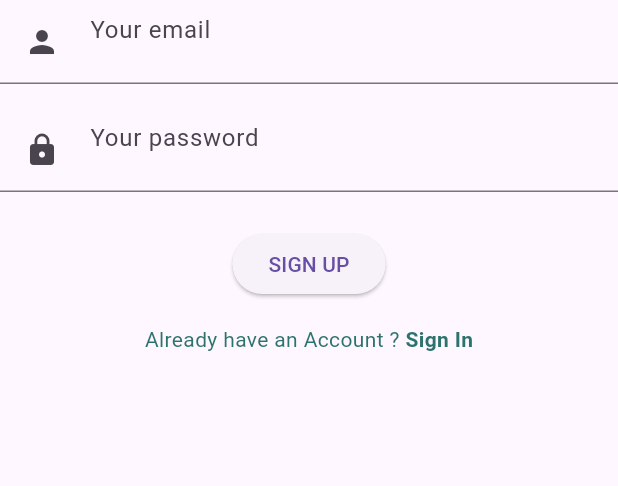
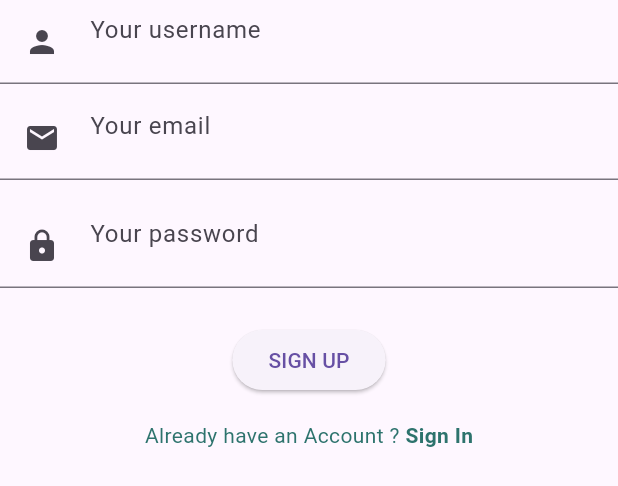
Before and after one commit to selenayyalcin/book-plus, a Flutter app: the SignUpForm widget shown alone on an empty page, opened directly, on a phone screen of 412 x 824 dp. Shown: the top 486 px of the screen. Run offline on Flutter 3.47's test engine with Material 3 defaults, Android fonts, the phone set to English and light mode, and no system bars; our stand-ins replace cloud_firestore, firebase_auth, firebase_core, flutter_svg, fluttertoast, google_fonts and 2 more; accounts and stored records are empty.

Commit message:
fetch user info from the database and integrate update functionality for username and password

```diff
--- a/lib/main.dart
+++ b/lib/main.dart
@@ -1,4 +1,3 @@
-import 'package:book_plus/pages/update_profile_screen.dart';
 import 'package:firebase_core/firebase_core.dart';
 import 'package:flutter/material.dart';
 import 'pages/home_page.dart';
@@ -20,7 +19,7 @@ class MyApp extends StatelessWidget {
   Widget build(BuildContext context) {
     return MaterialApp(
       debugShowCheckedModeBanner: false,
-      home: const HomePage(),
+      home: const WelcomeScreen(),
       routes: {
         '/welcome': (context) => const WelcomeScreen(),
         '/discover': (context) => const DiscoverPage(),
--- a/lib/pages/login_page/Screens/Signup/components/signup_form.dart
+++ b/lib/pages/login_page/Screens/Signup/components/signup_form.dart
@@ -14,13 +14,29 @@ class SignUpForm extends StatefulWidget {
 }
 
 class SignUpFormState extends State<SignUpForm> {
+  final TextEditingController _usernameController = TextEditingController();
   final TextEditingController _emailController = TextEditingController();
   final TextEditingController _passwordController = TextEditingController();
+
   @override
   Widget build(BuildContext context) {
     return Form(
       child: Column(
         children: [
+          TextFormField(
+            controller: _usernameController,
+            keyboardType: TextInputType.text,
+            textInputAction: TextInputAction.next,
+            cursorColor: kPrimaryColor,
+            decoration: const InputDecoration(
+              hintText: "Your username",
+              prefixIcon: Padding(
+                padding: EdgeInsets.all(defaultPadding),
+                child: Icon(Icons.person),
+              ),
+            ),
+          ),
+          SizedBox(height: defaultPadding / 2),
           TextFormField(
             controller: _emailController,
             keyboardType: TextInputType.emailAddress,
@@ -31,7 +47,7 @@ class SignUpFormState extends State<SignUpForm> {
               hintText: "Your email",
               prefixIcon: Padding(
                 padding: EdgeInsets.all(defaultPadding),
-                child: Icon(Icons.person),
+                child: Icon(Icons.email),
               ),
             ),
           ),
@@ -54,12 +70,11 @@ class SignUpFormState extends State<SignUpForm> {
           const SizedBox(height: defaultPadding / 2),
           ElevatedButton(
             onPressed: () {
+              String username = _usernameController.text;
               String email = _emailController.text;
               String password = _passwordController.text;
               AuthService().signUp(context,
-                  email: email,
-                  password: password,
-                  username: email.split('@')[0]);
+                  email: email, password: password, username: username);
             },
             child: Text("Sign Up".toUpperCase()),
           ),
```
Also changed, not shown: lib/pages/login_page/services/auth_service.dart (+7 -6 lines), lib/pages/my_profile_page.dart (+9 -7 lines), lib/pages/update_profile_screen.dart (+89 -14 lines).
